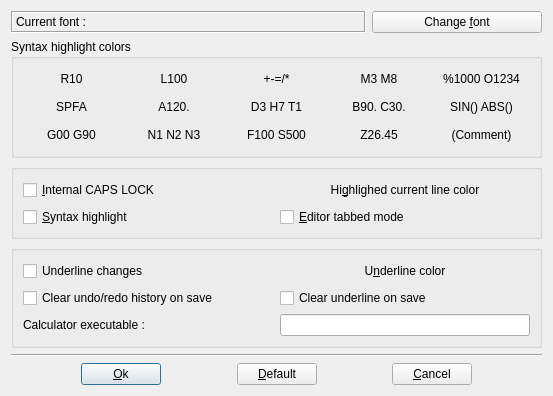
First picture: the form in src/setupdialog.ui, repository GCodeProjects/GCodeWorkShop, before the edit.
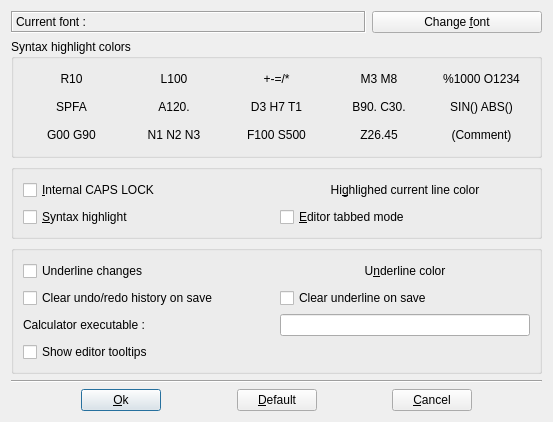
Second picture: the form after the edit. Icons and pictures are not drawn.

```diff
--- a/src/setupdialog.ui
+++ b/src/setupdialog.ui
@@ -7,7 +7,7 @@
     <x>0</x>
     <y>0</y>
     <width>553</width>
-    <height>377</height>
+    <height>408</height>
    </rect>
   </property>
   <property name="windowTitle">
@@ -340,6 +340,16 @@
           </property>
          </widget>
         </item>
+        <item row="6" column="0">
+         <widget class="QCheckBox" name="editorToolTipsCheckBox">
+          <property name="text">
+           <string>Show editor tooltips</string>
+          </property>
+          <property name="checked">
+           <bool>false</bool>
+          </property>
+         </widget>
+        </item>
        </layout>
       </item>
      </layout>
```
Left out of the diff: 10 changed lines with no effect on the pictures.
